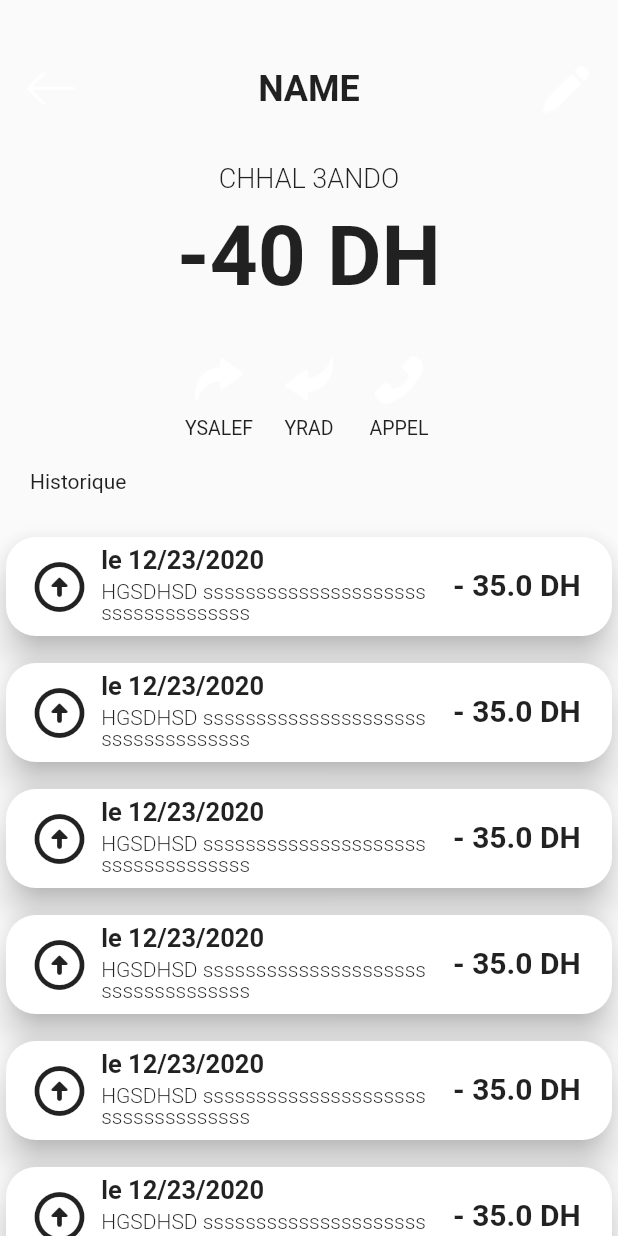
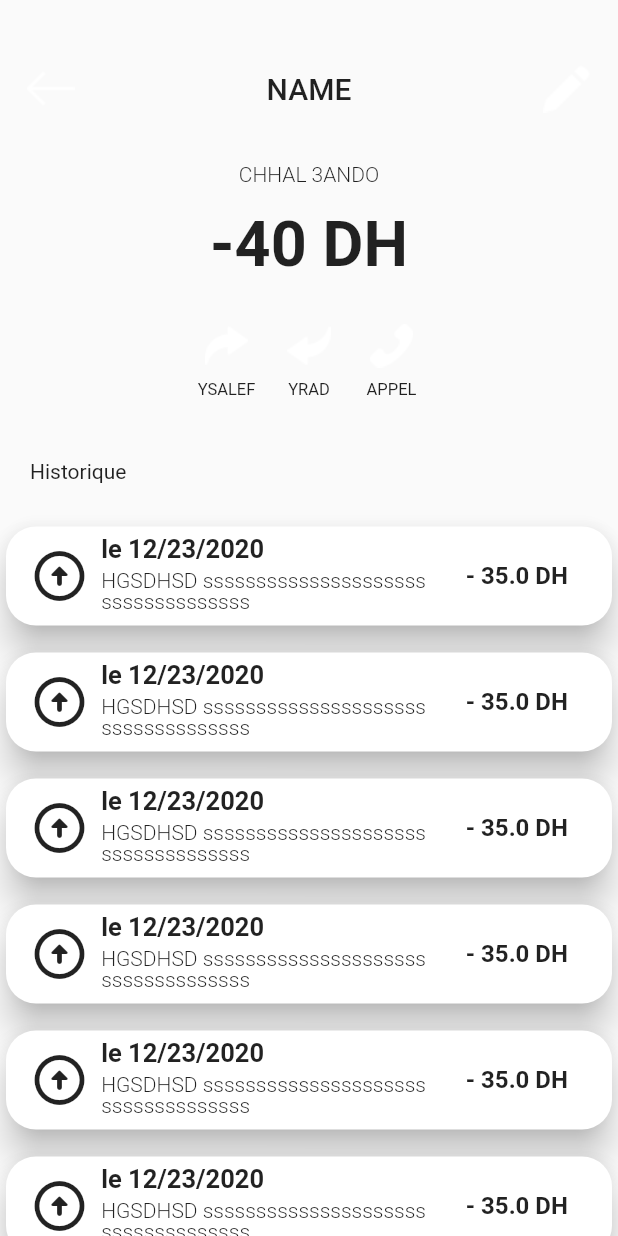
Before and after one commit to ElMehdiEchchad/Baztami-App-Flutter, a Flutter app: the ClientScreen screen opened directly, on a phone screen of 412 x 824 dp. Run offline on Flutter 3.47's test engine with Material 2 defaults, Android fonts, the phone set to English and light mode, and no system bars; our stand-ins replace firebase_auth, firebase_core, intl_phone_number_input; missing offline and left inert: auto_size_text_field; accounts and stored records are empty; Roboto replaces fonts that are missing (BalooTammudu2); statements that could not run were skipped.

Commit message:
EditClient Screen v1

```diff
--- a/lib/main.dart
+++ b/lib/main.dart
@@ -20,8 +20,8 @@ class MyApp extends StatelessWidget {
         primarySwatch: Colors.blue,
         fontFamily: "BalooTammudu2",
       ),
-      home: AuthService().handleAuth(),
-      //home: ProfileScreen(),
+      home: NaVBottomBar(),
+      //home: AuthService().handleAuth(),
     );
   }
 }
--- a/lib/screens/MainScreen.dart
+++ b/lib/screens/MainScreen.dart
@@ -1,6 +1,6 @@
+import 'package:baztami_app_flutter/screens/wallet_screen.dart';
 import 'package:baztami_app_flutter/widgets/custom_appBar.dart';
 import 'package:flutter/material.dart';
-import '/screens/wallet_screen.dart';
 
 class MainScreen extends StatefulWidget {
   const MainScreen({Key? key}) : super(key: key);
--- a/lib/screens/ProfileScreen.dart
+++ b/lib/screens/ProfileScreen.dart
@@ -1,8 +1,8 @@
 import 'package:baztami_app_flutter/screens/credit_screen.dart';
 import 'package:flutter/material.dart';
-import '/services/authservice.dart';
+//import '/services/authservice.dart';
+import 'MainScreen.dart';
 import 'login.dart';
-import '/screens/MainScreen.dart';
 import 'package:baztami_app_flutter/config/config.dart';
 import 'nav_bottom_bar.dart';
 
--- a/lib/screens/client_screen.dart
+++ b/lib/screens/client_screen.dart
@@ -1,6 +1,7 @@
 import 'package:baztami_app_flutter/config/config.dart';
 import 'package:baztami_app_flutter/widgets/custom_list_item_in_wallet.dart';
 import 'package:flutter/material.dart';
+import 'EditClient.dart';
 
 import 'screens.dart';
 
@@ -25,7 +26,7 @@ class _ClientScreenState extends State<ClientScreen> {
                 children: [
                   IconButton(
                     onPressed: () {
-                      Navigator.push(
+                      Navigator.pop(
                         context,
                         MaterialPageRoute(builder: (context) => CreditScreen()),
                       );
@@ -37,13 +38,16 @@ class _ClientScreenState extends State<ClientScreen> {
                     "NAME",
                     style: TextStyle(
                       color: Palette.backgroundColor,
-                      fontSize: 24,
-                      fontWeight: FontWeight.w700,
+                      fontSize: 20,
+                      fontWeight: FontWeight.w500,
                     ),
                   ),
                   Spacer(),
                   IconButton(
-                    onPressed: () {},
+                    onPressed: () {
+                      Navigator.push(context,
+                        MaterialPageRoute(builder: (context) => EditClient()),
+                      );},
                     icon: Image.asset("assets/images/editer.png"),
                   )
                 ],
@@ -59,18 +63,18 @@ class _ClientScreenState extends State<ClientScreen> {
                         child: Text("CHHAL 3ANDO",
                             style: TextStyle(
                               color: Palette.backgroundColor,
-                              fontSize: 18,
+                              fontSize: 14,
                               fontWeight: FontWeight.w300,
                             )),
                       ),
                       SizedBox(
-                        height: 90,
+                        height: 70,
                         child: Text(
                           "-40 DH",
                           style: TextStyle(
                             color: Palette.redColor,
-                            fontSize: 56,
-                            fontWeight: FontWeight.w700,
+                            fontSize: 42,
+                            fontWeight: FontWeight.w600,
                           ),
                         ),
                       ),
@@ -83,8 +87,8 @@ class _ClientScreenState extends State<ClientScreen> {
                                     color: Palette.grey4Color,
                                     borderRadius: BorderRadius.all(
                                         Radius.circular(10.0))),
-                                width: 50,
-                                height: 50,
+                                width: 45,
+                                height: 45,
                                 child: new Center(
                                   child: new IconButton(
                                     onPressed: () {},
@@ -96,7 +100,7 @@ class _ClientScreenState extends State<ClientScreen> {
                               "YSALEF",
                               style: TextStyle(
                                 color: Palette.backgroundColor,
-                                fontSize: 13,
+                                fontSize: 11,
                               ),
                             )
                           ]),
@@ -107,8 +111,8 @@ class _ClientScreenState extends State<ClientScreen> {
                                     color: Palette.grey4Color,
                                     borderRadius: BorderRadius.all(
                                         Radius.circular(10.0))),
-                                width: 50,
-                                height: 50,
+                                width: 45,
+                                height: 45,
                                 child: new Center(
                                   child: new IconButton(
                                     onPressed: () {},
@@ -119,7 +123,7 @@ class _ClientScreenState extends State<ClientScreen> {
                               "YRAD",
                               style: TextStyle(
                                 color: Palette.backgroundColor,
-                                fontSize: 13,
+                                fontSize: 11,
                               ),
                             )
                           ]),
@@ -130,8 +134,8 @@ class _ClientScreenState extends State<ClientScreen> {
                                     color: Palette.grey4Color,
                                     borderRadius: BorderRadius.all(
                                         Radius.circular(10.0))),
-                                width: 50,
-                                height: 50,
+                                width: 45,
+                                height: 45,
                                 child: new Center(
                                   child: new IconButton(
                                     onPressed: () {},
@@ -143,7 +147,7 @@ class _ClientScreenState extends State<ClientScreen> {
                               "APPEL",
                               style: TextStyle(
                                 color: Palette.backgroundColor,
-                                fontSize: 13,
+                                fontSize: 11,
                               ),
                             )
                           ]),
@@ -152,6 +156,7 @@ class _ClientScreenState extends State<ClientScreen> {
                     ],
                   )),
             ),
+            SizedBox(height: 20),
             Expanded(child: ClientHistory()),
           ],
         ),
--- a/lib/screens/nav_bottom_bar.dart
+++ b/lib/screens/nav_bottom_bar.dart
@@ -9,7 +9,7 @@ class NaVBottomBar extends StatefulWidget {
 
 class _NaVBottomBarState extends State<NaVBottomBar> {
   int state = 0;
-  var _screens = [WalletScreen(), CreditScreen(), ClientScreen()];
+  var _screens = [WalletScreen(), CreditScreen(), ProfileScreen()];
 
   _onItemTapped(index) {
     setState(() {
--- a/lib/widgets/custom_list_item_in_wallet.dart
+++ b/lib/widgets/custom_list_item_in_wallet.dart
@@ -82,7 +82,7 @@ class CustomListItem extends StatelessWidget {
                         color:
                             isDepense ? Palette.redColor : Palette.greenColor,
                         fontWeight: FontWeight.bold,
-                        fontSize: 20,
+                        fontSize: 16,
                         height: 1),
                   ),
                 ),
--- a/pubspec.yaml
+++ b/pubspec.yaml
@@ -56,6 +56,7 @@ flutter:
     - assets/images/ysalef.png
     - assets/images/yrad.png
     - assets/images/phone.png
+    - assets/images/retourblue.png
 
   # An image asset can refer to one or more resolution-specific "variants", see
   # https://flutter.dev/assets-and-images/#resolution-aware.
```
Also changed, not shown: lib/screens/EditClient.dart (added, +119 -0 lines), assets/images/retourblue.png (added), pubspec.lock.
